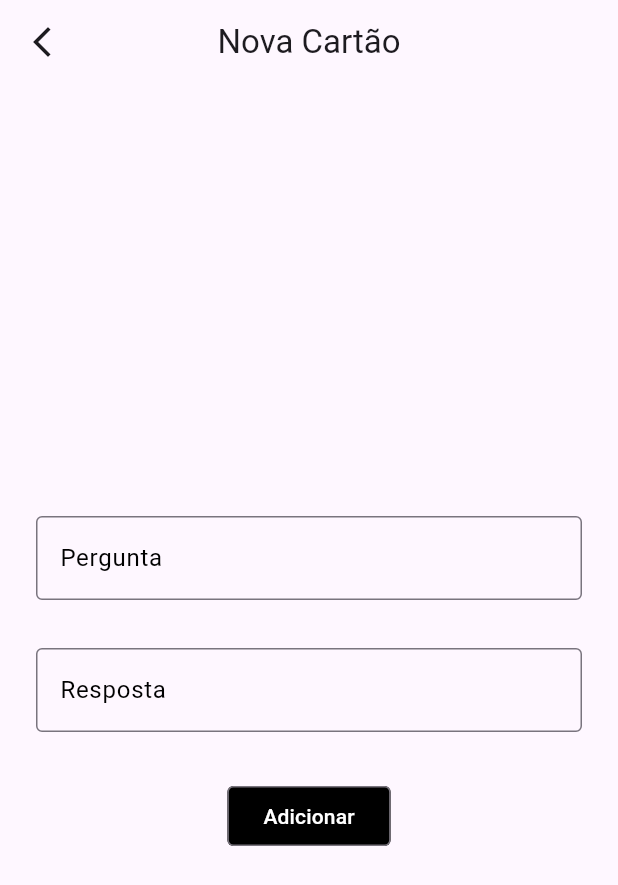
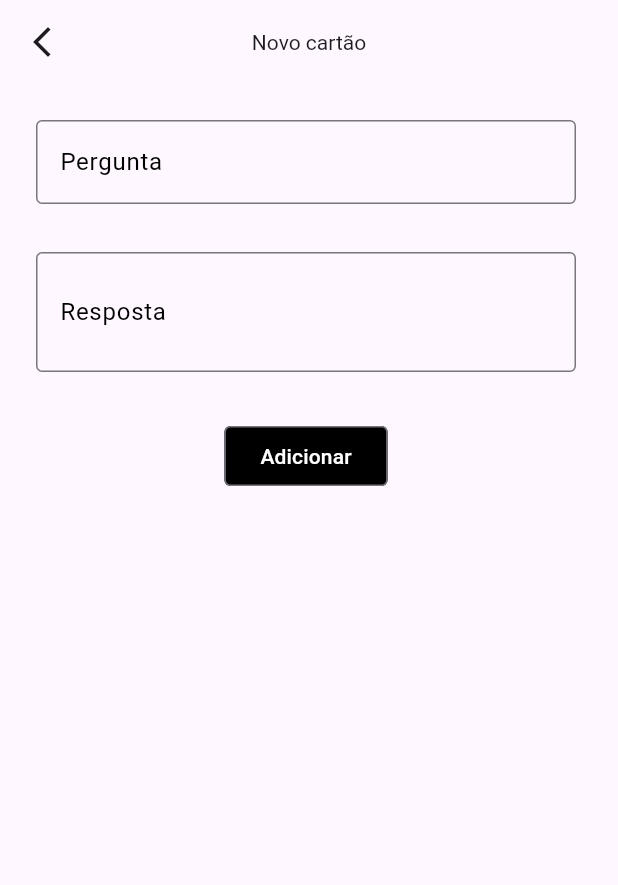
Before and after one commit to alucard93/flash_cards, a Flutter app: the NewCardPage screen opened by its route, on a phone screen of 412 x 824 dp. Shown: the top 885 px of the screen. Run offline on Flutter 3.47's test engine with Material 3 defaults, Android fonts, the phone set to English and light mode, and no system bars; our stand-ins replace flutter_mobx, get_it, hive, hive_flutter, mobx; accounts and stored records are empty; generated files the repository leaves out were written again.

Commit message:
refactor: update NewCardPage layout and improve form field configurations for better usability

```diff
--- a/lib/pages/new_card/new_card_page.dart
+++ b/lib/pages/new_card/new_card_page.dart
@@ -41,33 +41,30 @@ class _NewCardPageState extends State<NewCardPage> {
           icon: const Icon(Icons.arrow_back_ios_new),
           onPressed: () => Navigator.of(context).pop(),
         ),
-        title: Text('Nova Cartão'),
+        title: const Text('Novo cartão', style: TextStyle(fontSize: 14)),
         centerTitle: true,
       ),
-
-      body: LayoutBuilder(
-        builder: (context, constraints) {
-          return SingleChildScrollView(
+      body: SafeArea(
+        child: SingleChildScrollView(
           padding: EdgeInsets.fromLTRB(
             24,
             24,
             24,
             MediaQuery.of(context).viewInsets.bottom + 24,
           ),
-            child: ConstrainedBox(
-              constraints: BoxConstraints(
-                minHeight: constraints.maxHeight - 48,
-              ),
+          child: SizedBox(
+            width: 360,
             child: Form(
               key: formKey,
               child: Column(
-                  mainAxisAlignment: MainAxisAlignment.center,
-                  crossAxisAlignment: CrossAxisAlignment.center,
+                mainAxisSize: MainAxisSize.min,
+                crossAxisAlignment: CrossAxisAlignment.stretch,
                 children: [
-                    const SizedBox(height: 32),
                   TextFormField(
-                      key: Key("inputPergunta"),
+                    key: const Key('inputPergunta'),
                     controller: questionController,
+                    minLines: 1,
+                    maxLines: 2,
                     decoration: const InputDecoration(
                       border: OutlineInputBorder(),
                       label: Text('Pergunta'),
@@ -83,11 +80,12 @@ class _NewCardPageState extends State<NewCardPage> {
                       return null;
                     },
                   ),
-
                   const SizedBox(height: 32),
                   TextFormField(
-                      key: Key("inputResposta"),
+                    key: const Key('inputResposta'),
                     controller: answerController,
+                    minLines: 2,
+                    maxLines: 3,
                     decoration: const InputDecoration(
                       border: OutlineInputBorder(),
                       label: Text('Resposta'),
@@ -106,7 +104,7 @@ class _NewCardPageState extends State<NewCardPage> {
                   const SizedBox(height: 32),
                   Align(
                     child: OutlinedButton(
-                        key: Key("addCardQuestion"),
+                      key: const Key('addCardQuestion'),
                       style: OutlinedButton.styleFrom(
                         backgroundColor: Colors.black,
                         shape: RoundedRectangleBorder(
@@ -128,8 +126,7 @@ class _NewCardPageState extends State<NewCardPage> {
               ),
             ),
           ),
-          );
-        },
+        ),
       ),
     );
   }
```
Lines whose indentation alone changed are shown as unchanged.
